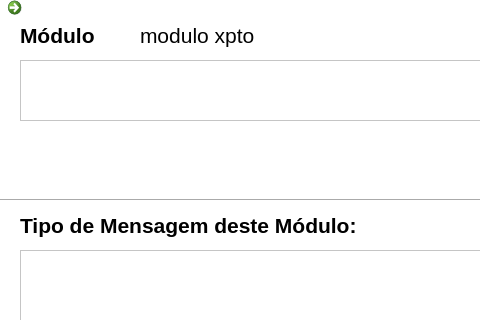
tatianascgil/Projeto_Informatico_Formula_Student_Barramento_CAN, file FSIPLeiria/gerirmodulo.ui: the form before one commit; both pictures show x 0 to 480 and y 0 to 320 of the 800 by 500 pixel window.
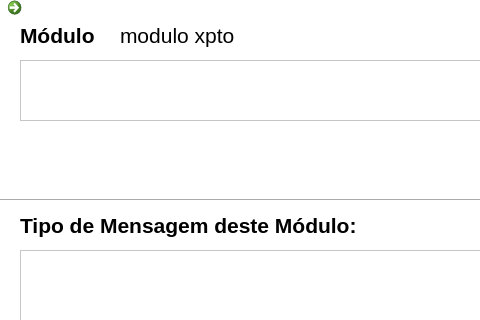
The form after the commit. Icons and pictures are not drawn.

What changed in the file:
```diff
--- a/FSIPLeiria/gerirmodulo.ui
+++ b/FSIPLeiria/gerirmodulo.ui
@@ -170,7 +170,7 @@
   <widget class="QLabel" name="labelNomeModulo">
    <property name="geometry">
     <rect>
-     <x>140</x>
+     <x>120</x>
      <y>20</y>
      <width>211</width>
      <height>31</height>
```
